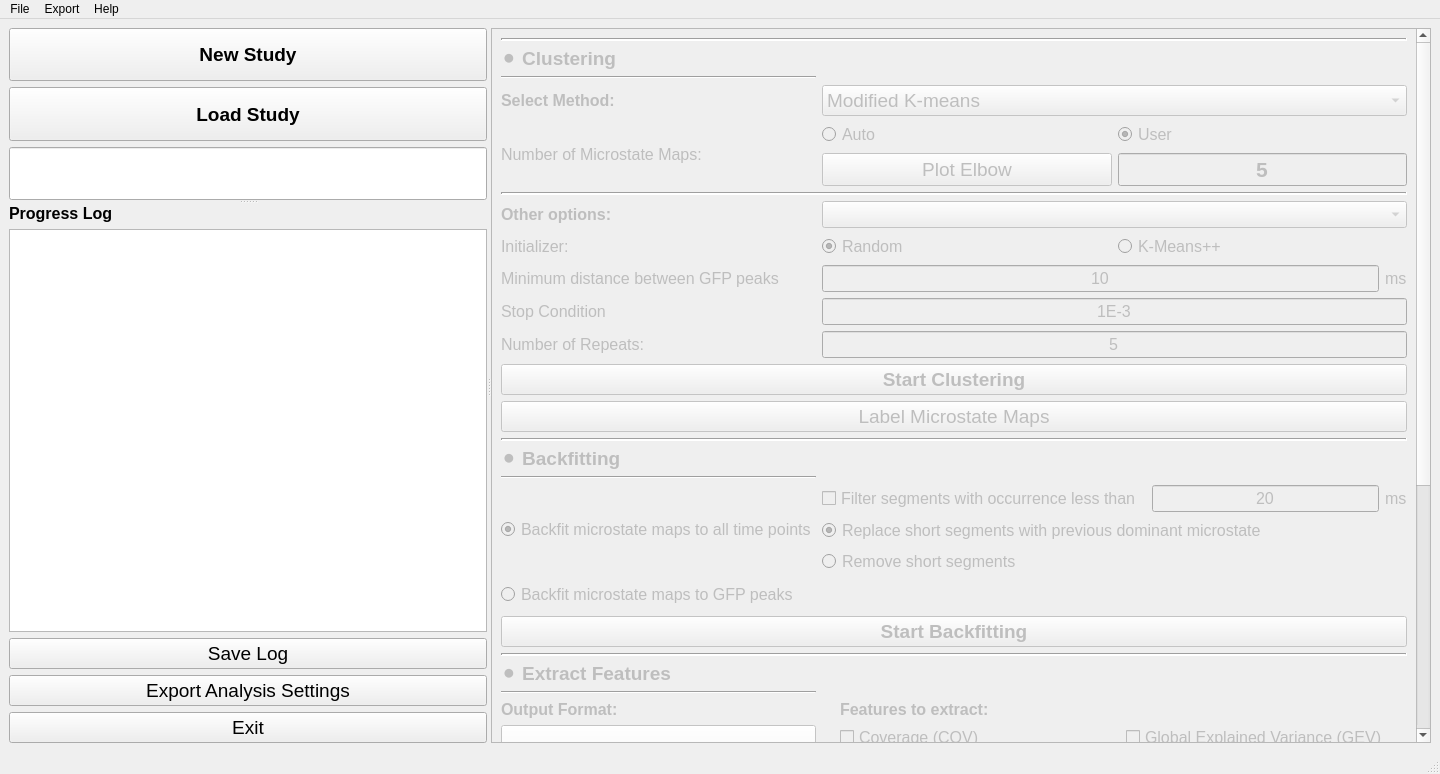
Qt form src/main/resources/base/MainMicrostateWindow.ui (eeg-comet/eeg-comet) before a commit.
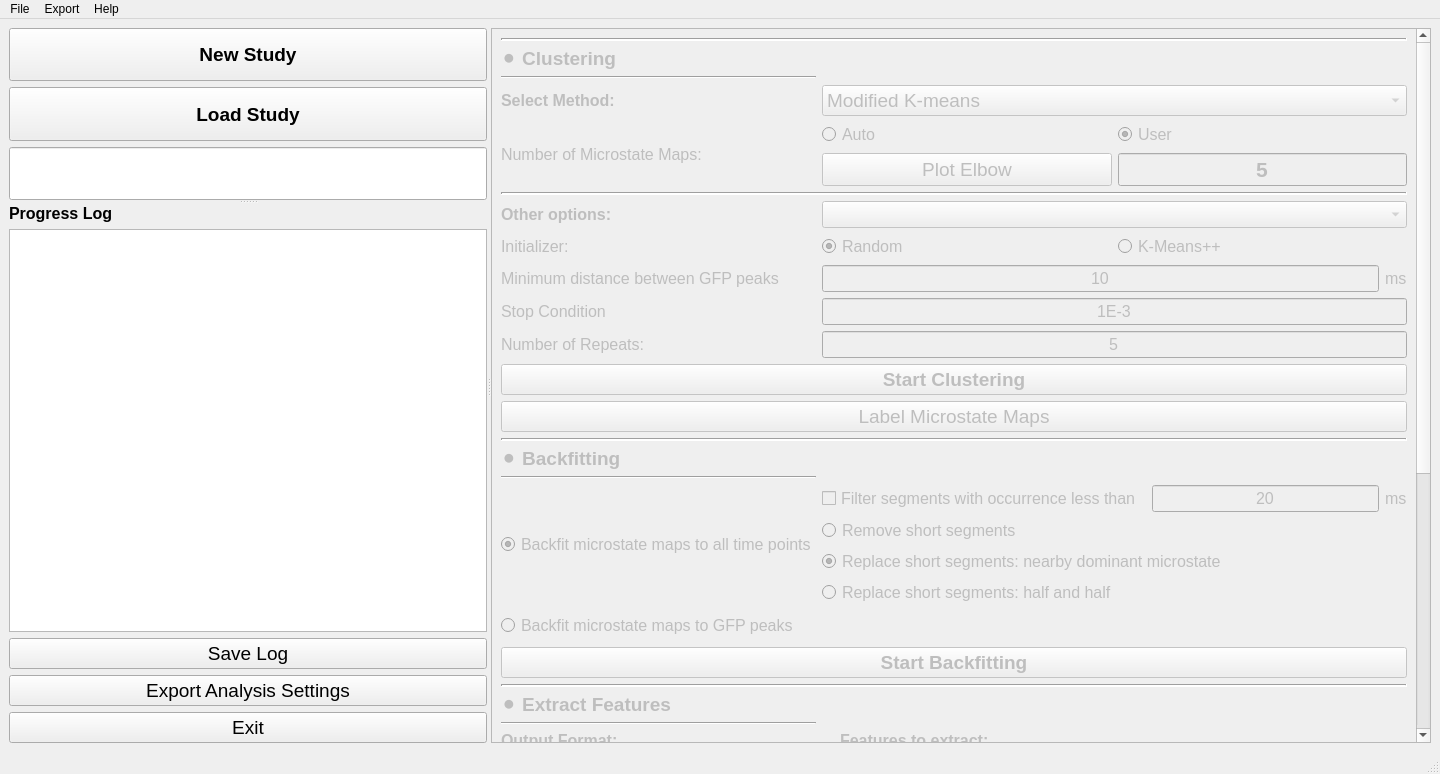
The same form after that commit.

What changed in the file:
```diff
--- a/src/main/resources/base/MainMicrostateWindow.ui
+++ b/src/main/resources/base/MainMicrostateWindow.ui
@@ -259,8 +259,8 @@
          <rect>
           <x>0</x>
           <y>0</y>
-          <width>960</width>
-          <height>1095</height>
+          <width>923</width>
+          <height>1265</height>
          </rect>
         </property>
         <layout class="QVBoxLayout" name="verticalLayout_5">
@@ -1665,27 +1665,6 @@
                </item>
               </layout>
              </item>
-             <item>
-              <widget class="QRadioButton" name="step3_replace_segments_radio">
-               <property name="enabled">
-                <bool>false</bool>
-               </property>
-               <property name="font">
-                <font>
-                 <pointsize>12</pointsize>
-                </font>
-               </property>
-               <property name="text">
-                <string>Replace short segments with previous dominant microstate</string>
-               </property>
-               <property name="checked">
-                <bool>true</bool>
-               </property>
-               <attribute name="buttonGroup">
-                <string notr="true">buttonGroup_5</string>
-               </attribute>
-              </widget>
-             </item>
              <item>
               <widget class="QRadioButton" name="step3_remove_segments_radio">
                <property name="enabled">
@@ -1700,7 +1679,46 @@
                 <string>Remove short segments</string>
                </property>
                <attribute name="buttonGroup">
-                <string notr="true">buttonGroup_5</string>
+                <string notr="true">buttonGroup_3</string>
+               </attribute>
+              </widget>
+             </item>
+             <item>
+              <widget class="QRadioButton" name="step3_replace_nearby_radio">
+               <property name="enabled">
+                <bool>false</bool>
+               </property>
+               <property name="font">
+                <font>
+                 <pointsize>12</pointsize>
+                </font>
+               </property>
+               <property name="text">
+                <string>Replace short segments: nearby dominant microstate</string>
+               </property>
+               <property name="checked">
+                <bool>true</bool>
+               </property>
+               <attribute name="buttonGroup">
+                <string notr="true">buttonGroup_3</string>
+               </attribute>
+              </widget>
+             </item>
+             <item>
+              <widget class="QRadioButton" name="step3_replace_half_radio">
+               <property name="enabled">
+                <bool>false</bool>
+               </property>
+               <property name="font">
+                <font>
+                 <pointsize>12</pointsize>
+                </font>
+               </property>
+               <property name="text">
+                <string>Replace short segments: half and half</string>
+               </property>
+               <attribute name="buttonGroup">
+                <string notr="true">buttonGroup_3</string>
                </attribute>
               </widget>
              </item>
```
Left out of the diff: 13 changed lines with no effect on the pictures.
